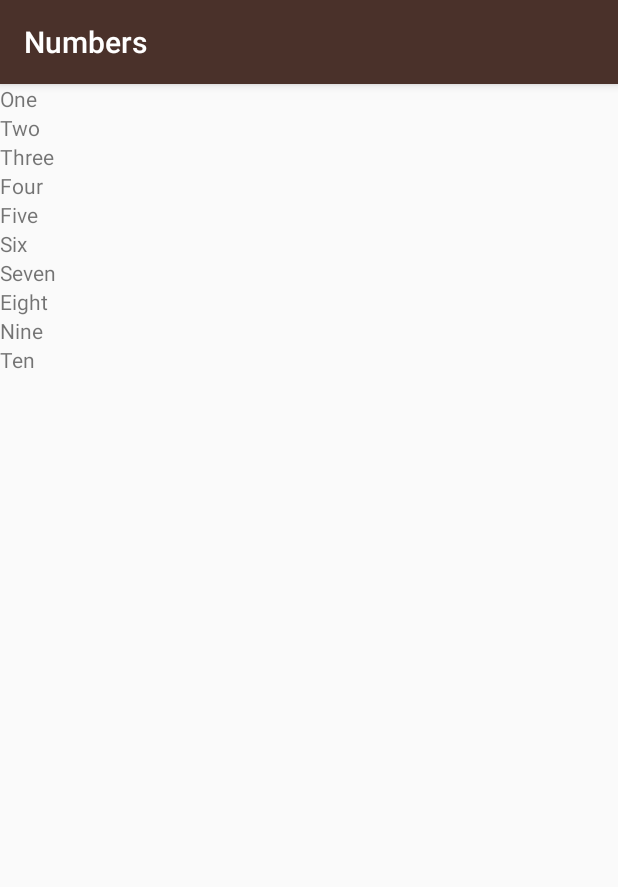
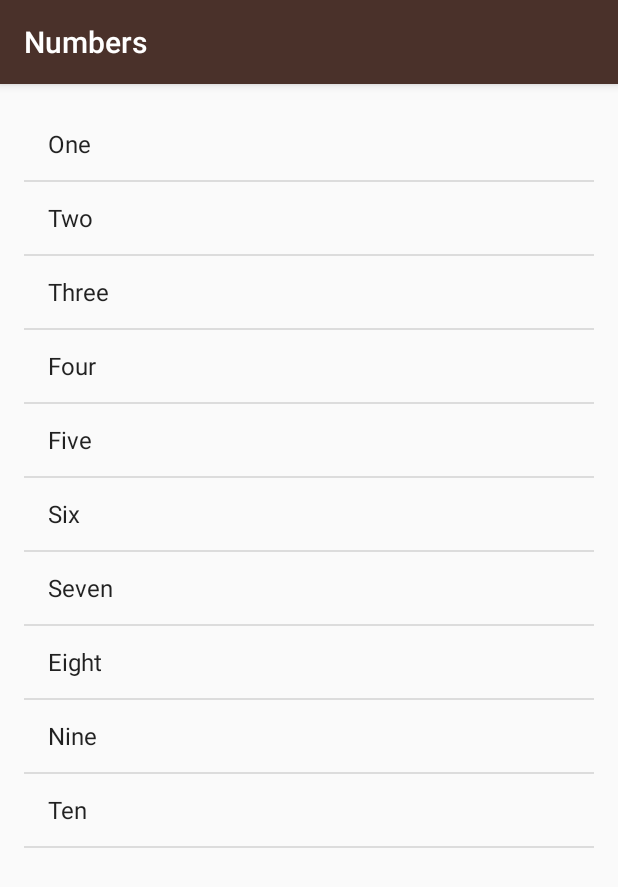
Before and after one commit to prashantjurel/Learning-KotlinAndroid, an Android app: the NumbersActivity screen opened directly, with no data from a screen before it, on a phone screen of 412 x 824 dp. Shown: the top 887 px of the screen. Run offline under Robolectric (Android 15) with nearby library versions, the phone set to English and light mode, and no system bars.

Commit message:
Added adapter for list of mowik words

```diff
--- a/mowik/app/src/main/java/com/prashant/android/miwok/NumbersActivity.kt
+++ b/mowik/app/src/main/java/com/prashant/android/miwok/NumbersActivity.kt
@@ -1,8 +1,8 @@
 package com.prashant.android.miwok
 
 import android.os.Bundle
-import android.widget.LinearLayout
-import android.widget.TextView
+import android.widget.ArrayAdapter
+import android.widget.ListView
 import androidx.appcompat.app.AppCompatActivity
 import com.prashant.android.R
 
@@ -11,17 +11,16 @@ class NumbersActivity : AppCompatActivity() {
         super.onCreate(savedInstanceState)
         setContentView(R.layout.activity_numbers)
 
-        val layout = findViewById<LinearLayout>(R.id.rootView)
-
         val numbersList = arrayListOf<String>("One","Two","Three","Four","Five","Six",
             "Seven","Eight","Nine","Ten")
-        var i = 0
 
-        for(item in numbersList){
-            val wordView = TextView(this)
-            wordView.text = item
-            layout?.addView(wordView)
-        }
+        val itemAdapter = ArrayAdapter<String>(
+            this,
+            android.R.layout.simple_list_item_1,
+            numbersList)
+
+        val listView = findViewById<ListView>(R.id.list)
+        listView.adapter = itemAdapter
 
     }
 }
--- a/mowik/app/src/main/res/layout/activity_numbers.xml
+++ b/mowik/app/src/main/res/layout/activity_numbers.xml
@@ -1,10 +1,12 @@
 <?xml version="1.0" encoding="utf-8"?>
-<LinearLayout xmlns:android="http://schemas.android.com/apk/res/android"
+<ListView xmlns:android="http://schemas.android.com/apk/res/android"
     xmlns:tools="http://schemas.android.com/tools"
+    android:id="@+id/list"
+    android:orientation="vertical"
     android:layout_width="match_parent"
     android:layout_height="match_parent"
-    android:id="@+id/rootView"
-    android:orientation="vertical"
-    tools:context=".miwok.NumbersActivity">
-
-</LinearLayout>
+    android:paddingBottom="@dimen/activity_vertical_margin"
+    android:paddingLeft="@dimen/activity_horizontal_margin"
+    android:paddingRight="@dimen/activity_horizontal_margin"
+    android:paddingTop="@dimen/activity_vertical_margin"
+    tools:context="com.prashant.android.miwok.NumbersActivity"/>
```
Also changed, not shown: mowik/app/src/main/res/layout/list_item.xml (added, +27 -0 lines).
